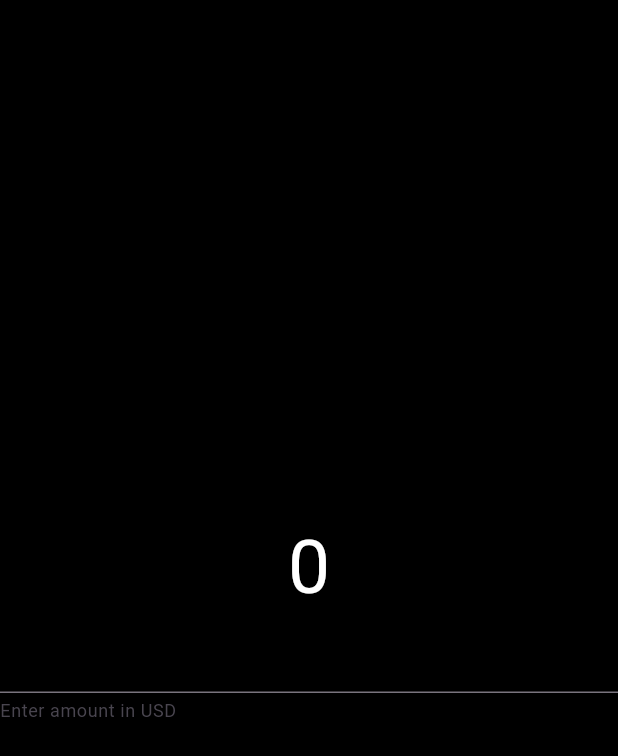
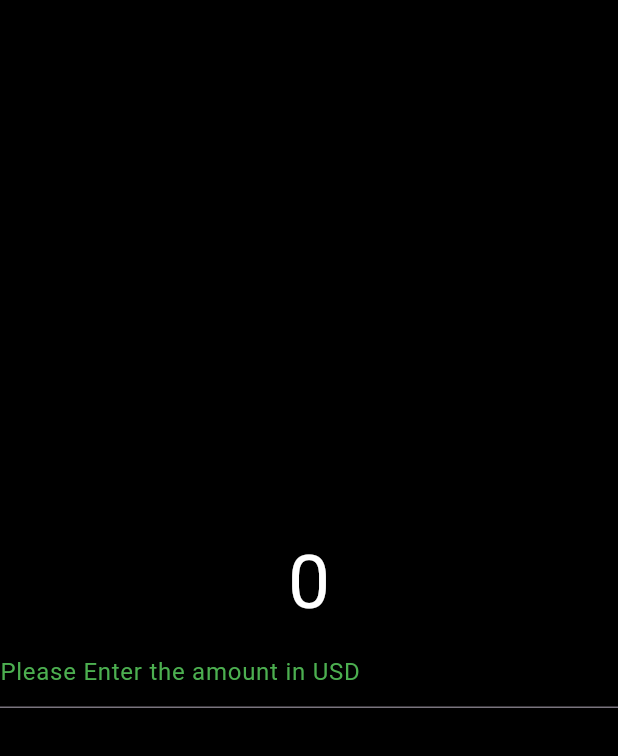
Before and after one commit to DragonEmperor9480/currency_converter, a Flutter app: the screen it shows after launch, on a phone screen of 412 x 824 dp. Shown: the top 756 px of the screen. Run offline on Flutter 3.47's test engine with Material 3 defaults, Android fonts, the phone set to English and light mode, and no system bars.

Commit message:
hintStyle
Shows hint what to add in textfield when textfield is empty

```diff
--- a/lib/currency_converter_material_design.dart
+++ b/lib/currency_converter_material_design.dart
@@ -22,7 +22,10 @@ class CurrencyConverterMaterialPage extends StatelessWidget {
             color: Colors.cyan,
           ),
           decoration: InputDecoration(
-            helperText: "Enter amount in USD"
+            hintText: "Please Enter the amount in USD",
+            hintStyle: TextStyle(
+              color: Colors.green
+            )
 
           ),
         )
```
